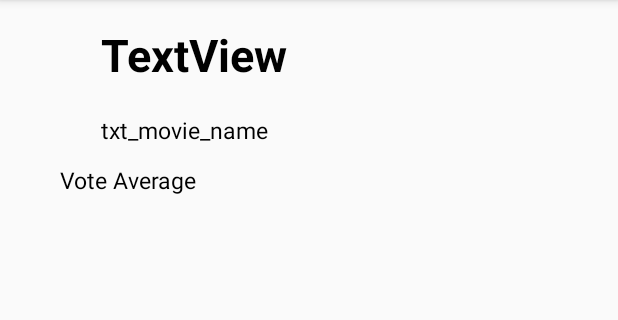
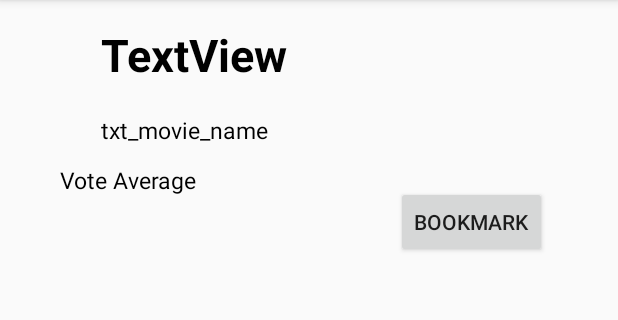
Before and after one commit to senamit2708/NanodegreeMovieApp-master, an Android app: the MovieDetailDescription screen opened directly, with no data from a screen before it, on a phone screen of 412 x 824 dp, the part 84-404 px from its top. Run offline under Robolectric (Android 15) with nearby library versions, the phone set to English and light mode, and no system bars; our stand-ins replace Picasso; pictures from the network do not load; 6 statements that could not run were skipped.

Commit message:
added the content provider and contract and dbhelper class

```diff
--- /dev/null
+++ b/app/src/main/java/com/example/senamit/nanodegreemovieapp/Data/MovieDBHelper.java
@@ -0,0 +1,46 @@
+package com.example.senamit.nanodegreemovieapp.Data;
+
+import android.content.Context;
+import android.database.sqlite.SQLiteDatabase;
+import android.database.sqlite.SQLiteOpenHelper;
+import com.example.senamit.nanodegreemovieapp.Data.MovieContract.*;
+
+/**
+ * Created by senamit on 2/1/18.
+ */
+
+public class MovieDBHelper extends SQLiteOpenHelper {
+
+
+    public static final String DATABASE_NAME= "MovieTracker";
+    public static final int DATABASE_VERSION= 1;
+
+    public MovieDBHelper(Context context){
+        super(context, DATABASE_NAME, null, DATABASE_VERSION);
+
+    }
+
+    private static final String SQL_CREATE_MOVIE_ENTRY = "CREATE TABLE "+ WishListMovie.TABLE_NAME +
+            "(" +WishListMovie._ID+" INTEGER PRIMARY KEY, "+
+            WishListMovie.COLUMN_MOVIE_NAME+" TEXT NOT NULL, "+
+            WishListMovie.COLUMN_MOVIE_RELEASE_DATE+ " TEXT NOT NULL)";
+
+    private static final String SQL_DELETE_ENTRIES = "DROP TABLE IF EXISTS " + WishListMovie.TABLE_NAME;
+
+
+
+    @Override
+    public void onCreate(SQLiteDatabase db) {
+
+        db.execSQL(SQL_CREATE_MOVIE_ENTRY);
+
+    }
+
+    @Override
+    public void onUpgrade(SQLiteDatabase db, int oldVersion, int newVersion) {
+        db.execSQL(SQL_DELETE_ENTRIES);
+        onCreate(db);
+
+    }
+
+}
--- a/app/src/main/java/com/example/senamit/nanodegreemovieapp/MovieDetailDescription.java
+++ b/app/src/main/java/com/example/senamit/nanodegreemovieapp/MovieDetailDescription.java
@@ -1,25 +1,41 @@
 package com.example.senamit.nanodegreemovieapp;
 
+import android.content.ContentValues;
 import android.content.Intent;
+import android.database.Cursor;
+import android.database.sqlite.SQLiteDatabase;
 import android.graphics.Bitmap;
 import android.graphics.drawable.BitmapDrawable;
 import android.graphics.drawable.Drawable;
+import android.net.Uri;
 import android.support.constraint.ConstraintLayout;
 import android.support.v7.app.AppCompatActivity;
 import android.os.Bundle;
 import android.support.v7.widget.Toolbar;
 import android.util.Log;
+import android.view.View;
+import android.widget.Button;
 import android.widget.TextView;
+import android.widget.Toast;
 
+import com.example.senamit.nanodegreemovieapp.Data.MovieContract;
+import com.example.senamit.nanodegreemovieapp.Data.MovieDBHelper;
 import com.squareup.picasso.Picasso;
 import com.squareup.picasso.Target;
+
+import com.example.senamit.nanodegreemovieapp.Data.MovieDBHelper.*;
+import com.example.senamit.nanodegreemovieapp.Data.MovieContract.*;
 
 public class MovieDetailDescription extends AppCompatActivity {
 
     private Bundle bundle;
     private MovieDetails movieDetails;
     Target target;
+    Button btnBookmark;
     private static final String LOG_TAG = MovieDetailDescription.class.getSimpleName();
+    SQLiteDatabase db;
+    Cursor cursor;
+    MovieDBHelper movieDBHelper;
 
     @Override
     protected void onCreate(Bundle savedInstanceState) {
@@ -31,10 +47,13 @@ public class MovieDetailDescription extends AppCompatActivity {
         getSupportActionBar().setDisplayHomeAsUpEnabled(true);
         getSupportActionBar().setDisplayShowHomeEnabled(true);
 
-        TextView txtMovieName = findViewById(R.id.txt_movie_name);
+        movieDBHelper = new MovieDBHelper(this);
+
+        final TextView txtMovieName = findViewById(R.id.txt_movie_name);
         TextView txtMovieReleaseDate = findViewById(R.id.txt_movieReleaseDate);
         TextView txtMovieDescr = findViewById(R.id.txt_movie_descr);
         TextView txtMovieRating = findViewById(R.id.movieRating);
+        btnBookmark = findViewById(R.id.btn_bookmark);
         final ConstraintLayout constraintLayout = findViewById(R.id.constraint_layout_id);
         Intent intent = getIntent();
         bundle = intent.getExtras();
@@ -60,6 +79,35 @@ public class MovieDetailDescription extends AppCompatActivity {
 
         };
         Picasso.with(this).load(movieDetails.getMovieImageUrl()).into(target);
+
+
+        btnBookmark.setOnClickListener(new View.OnClickListener() {
+            @Override
+            public void onClick(View v) {
+
+//                db = movieDBHelper.getWritableDatabase();
+                ContentValues contentValues = new ContentValues();
+                String movieName = txtMovieName.getText().toString();
+                contentValues.put(WishListMovie.COLUMN_MOVIE_NAME, movieName);
+                contentValues.put(WishListMovie.COLUMN_MOVIE_RELEASE_DATE,"1992");
+//                long rowId = db.insert(WishListMovie.TABLE_NAME,null, contentValues );
+               Uri uriId= getContentResolver().insert(WishListMovie.CONTENT_URI, contentValues);
+                if (uriId !=null){
+                    Toast.makeText(MovieDetailDescription.this, "successful", Toast.LENGTH_SHORT).show();
+                    Log.i(LOG_TAG,"inside the database table");
+                }
+                else{
+
+                    Toast.makeText(MovieDetailDescription.this, "unsucessful", Toast.LENGTH_SHORT).show();
+                }
+
+            }
+        });
+
+
+
     }
 
+
+
 }
--- a/app/src/main/res/layout/activity_movie_detail_description.xml
+++ b/app/src/main/res/layout/activity_movie_detail_description.xml
@@ -109,8 +109,6 @@
         android:layout_width="wrap_content"
         android:layout_height="wrap_content"
         android:layout_marginEnd="25dp"
-        android:layout_marginLeft="40dp"
-        android:layout_marginRight="25dp"
         android:layout_marginStart="40dp"
         android:text="Vote Average"
         android:textColor="@android:color/black"
@@ -133,4 +131,14 @@
         app:layout_constraintStart_toEndOf="@+id/voteAverage"
         app:layout_constraintTop_toBottomOf="@+id/txt_movieReleaseDate" />
 
+    <Button
+        android:id="@+id/btn_bookmark"
+        android:layout_width="wrap_content"
+        android:layout_height="wrap_content"
+        android:layout_marginBottom="1dp"
+        android:layout_marginEnd="15dp"
+        android:text="BookMark"
+        app:layout_constraintBottom_toTopOf="@+id/scrollView3"
+        app:layout_constraintEnd_toEndOf="@+id/scrollView3" />
+
 </android.support.constraint.ConstraintLayout>
```
Also changed, not shown: app/src/main/AndroidManifest.xml (+9 -1 lines), app/src/main/java/com/example/senamit/nanodegreemovieapp/Data/MovieContenetProvider.java (added, +131 -0 lines), app/src/main/java/com/example/senamit/nanodegreemovieapp/Data/MovieContract.java (added, +32 -0 lines), app/src/main/java/com/example/senamit/nanodegreemovieapp/MainActivity.java (+83 -5 lines), app/src/main/java/com/example/senamit/nanodegreemovieapp/MovieBookmarkedList.java (added, +89 -0 lines), app/src/main/java/com/example/senamit/nanodegreemovieapp/MovieDetailsLoader.java (+23 -2 lines), app/src/main/res/layout/activity_movie_bookmarked_list.xml (added, +22 -0 lines).
